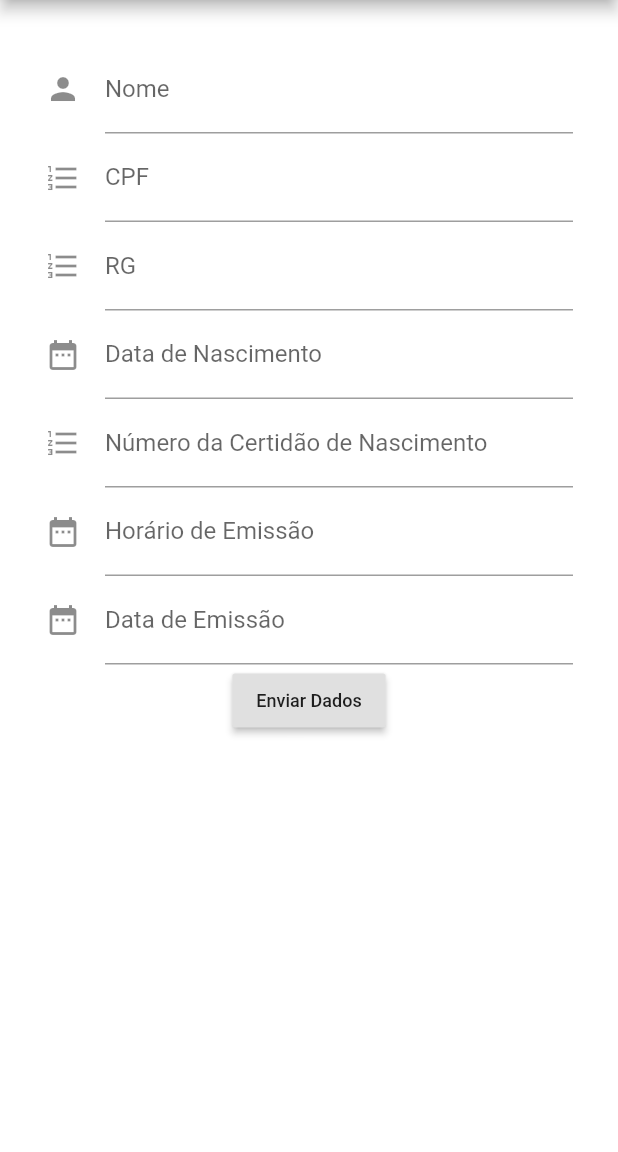
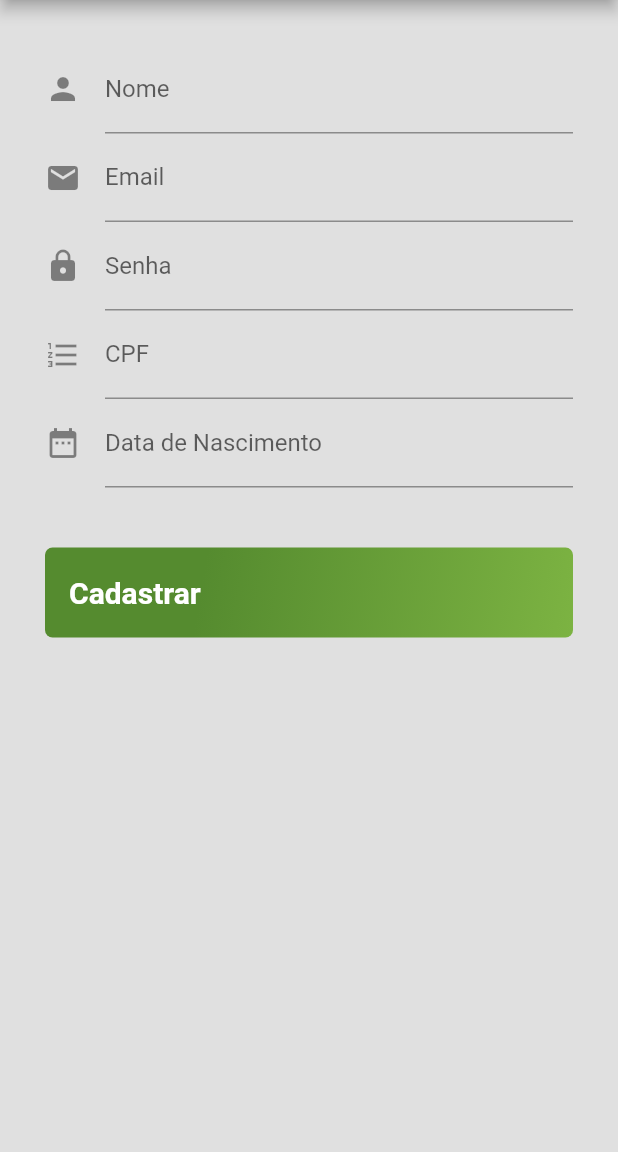
Before and after one commit to matheusgm/Videco, a Flutter app: the screen it shows after launch, after a tap on "Sign-up", on a phone screen of 412 x 824 dp, the part 84-1236 px from its top. Run offline on Flutter 3.47's test engine with Material 2 defaults, Android fonts, the light colour scheme and no system bars; our stand-ins replace firebase_auth; accounts and stored records are empty.

Commit message:
cores do tema do app

```diff
--- a/lib/main.dart
+++ b/lib/main.dart
@@ -19,4 +19,7 @@ void main() => runApp(MaterialApp(
     '/wrap': (context) => Wrapper(),
     '/cadastro': (context) => Cadastro(),
   },
+  theme: ThemeData(
+    primaryColor: Colors.lightGreen[700],
+  ),
 ));
--- a/lib/screens/home/cadastro.dart
+++ b/lib/screens/home/cadastro.dart
@@ -12,7 +12,7 @@ class _CadastroState extends State<Cadastro> {
     return Scaffold(
       appBar: _construirAppBar(),
       body: _construirBody(),
-      backgroundColor: Colors.white,
+      backgroundColor: Colors.grey[300],
     );
   }
 
@@ -41,14 +41,16 @@ class _CadastroState extends State<Cadastro> {
               children: <Widget>[
 
                 _textInputHome("Nome","",Icons.person),
+                _textInputHome("Email","example@example.com",Icons.email),
+                _textInputHome("Senha","",Icons.lock,obscureText:true),
                 _textInputHome("CPF","000.000.000-00",Icons.format_list_numbered),
-                _textInputHome("RG","00.000.000-0",Icons.format_list_numbered),
                 _textInputHome("Data de Nascimento","00/00/0000",Icons.date_range),
-                _textInputHome("Número da Certidão de Nascimento","",Icons.format_list_numbered),
-                _textInputHome("Horário de Emissão","HH:mm",Icons.date_range),
-                _textInputHome("Data de Emissão","00/00/0000",Icons.date_range),
 
-                _buttonCadastro("Enviar Dados",() {})
+                SizedBox(
+                    height: 40,
+                ),
+
+                _buttonCadastro("Cadastrar",() {})
 
               ],
             ),
@@ -57,24 +59,56 @@ class _CadastroState extends State<Cadastro> {
     );
   }
 
-  Widget _textInputHome(label,hintText,icon){
+  Widget _textInputHome(label,hintText,icon,{obscureText=false}){
     return TextField(
             decoration: InputDecoration(
               labelText: label,
               hintText: hintText,
               icon: Icon(icon)
             ),
+            obscureText: obscureText,
+            cursorColor: Colors.lightGreen[700],
           );
   }
 
-  Widget _buttonCadastro(title,onPressed){
-    return RaisedButton(
-      onPressed: onPressed,
-      child: Text(
-        title,
-        style: TextStyle(fontSize: 12)
-      ),
-    );
+  Widget _buttonCadastro(texto,onClick){
+    return  Container(
+            height: 60,
+            alignment: Alignment.centerLeft,
+            decoration: BoxDecoration(
+              gradient: LinearGradient(
+                begin: Alignment.topLeft,
+                end: Alignment.bottomRight,
+                stops: [0.3, 1],
+                colors: [
+                  Colors.lightGreen[800],
+                  Colors.lightGreen[600],
+                ],
+              ),
+              borderRadius: BorderRadius.all(
+                Radius.circular(5),
+              ),
+            ),
+            child: SizedBox.expand(
+              child: FlatButton(
+                child: Row(
+                  mainAxisAlignment: MainAxisAlignment.spaceBetween,
+                  children: <Widget>[
+                    Text(
+                      texto,
+                      style: TextStyle(
+                        fontWeight: FontWeight.bold,
+                        color: Colors.white,
+                        fontSize: 20,
+                      ),
+                      textAlign: TextAlign.left,
+                    ),
+                  ],
+                ),
+                onPressed: onClick,
+              ),
+            ),
+          );
   }
 
 }
--- a/lib/screens/home/open.dart
+++ b/lib/screens/home/open.dart
@@ -6,7 +6,7 @@ class Opening extends StatelessWidget {
     return Scaffold(
       appBar: openAppBar(),
       body: Container(
-        color: Colors.grey[400],
+        color: Colors.grey[300],
         child: ListView(
           children: <Widget>[
             Padding(
@@ -110,7 +110,6 @@ class Opening extends StatelessWidget {
       ),
       ),
       centerTitle: true,
-      backgroundColor: Colors.lightGreen[700],
       automaticallyImplyLeading: false,
     );
   }
@@ -126,9 +125,6 @@ class Opening extends StatelessWidget {
           color: Colors.black38,
           fontWeight: FontWeight.w400,
           fontSize: 20,
-        ),
-        focusedBorder: UnderlineInputBorder(
-          borderSide: BorderSide(color: Colors.lightGreen[700]),
         ),
       ),
       style: TextStyle(fontSize: 20),
```
